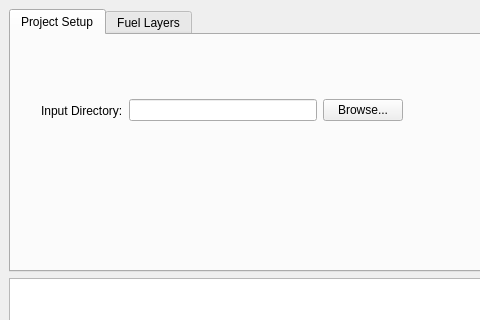
Before: the Qt Designer form mainwindow.ui in 3DFin/TLS_to_FDS, drawn with Qt 5; both pictures show x 0 to 480 and y 0 to 320 of the 800 by 600 pixel window.
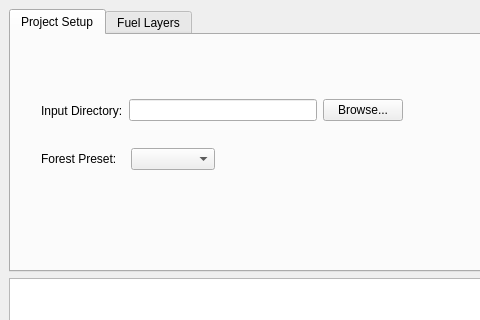
After: the same form once the commit is applied. The open tabs and pages were chosen to show the change.

The edit to the form file:
```diff
--- a/mainwindow.ui
+++ b/mainwindow.ui
@@ -53,6 +53,28 @@
          </item>
         </layout>
        </widget>
+       <widget class="QWidget" name="">
+        <property name="geometry">
+         <rect>
+          <x>30</x>
+          <y>110</y>
+          <width>174</width>
+          <height>28</height>
+         </rect>
+        </property>
+        <layout class="QHBoxLayout" name="horizontalLayout_3">
+         <item>
+          <widget class="QLabel" name="label">
+           <property name="text">
+            <string>Forest Preset:</string>
+           </property>
+          </widget>
+         </item>
+         <item>
+          <widget class="QComboBox" name="combo_preset"/>
+         </item>
+        </layout>
+       </widget>
       </widget>
       <widget class="QWidget" name="tab_2">
        <attribute name="title">
```
Left out of the diff: 8 changed lines with no effect on the pictures.
